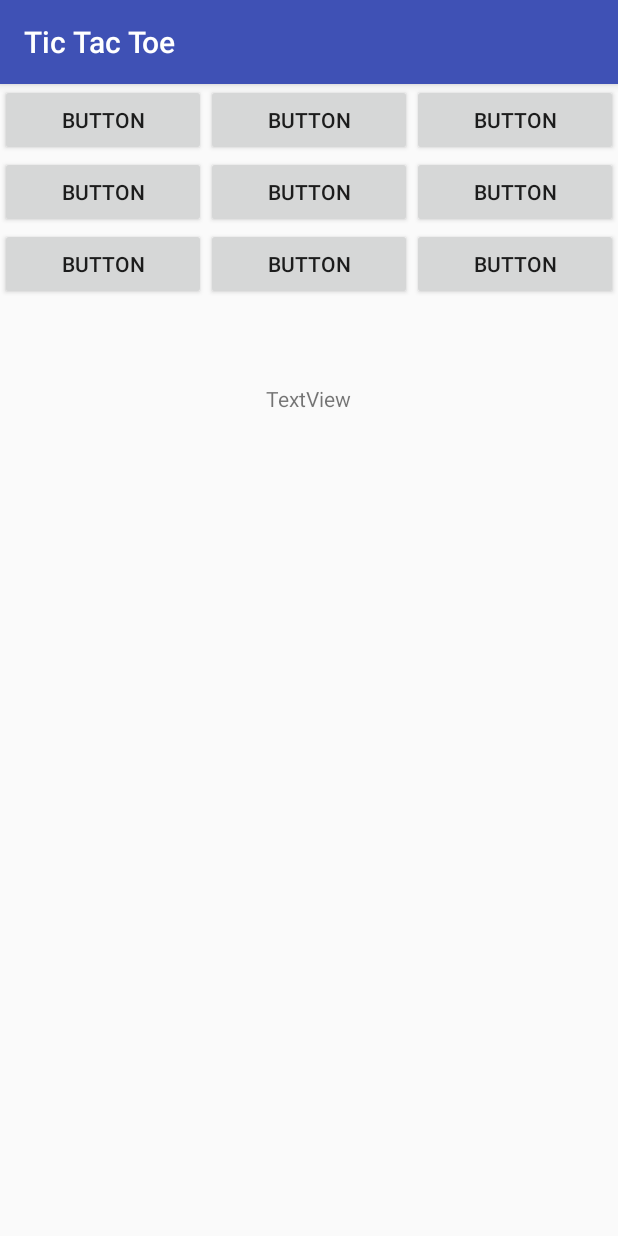
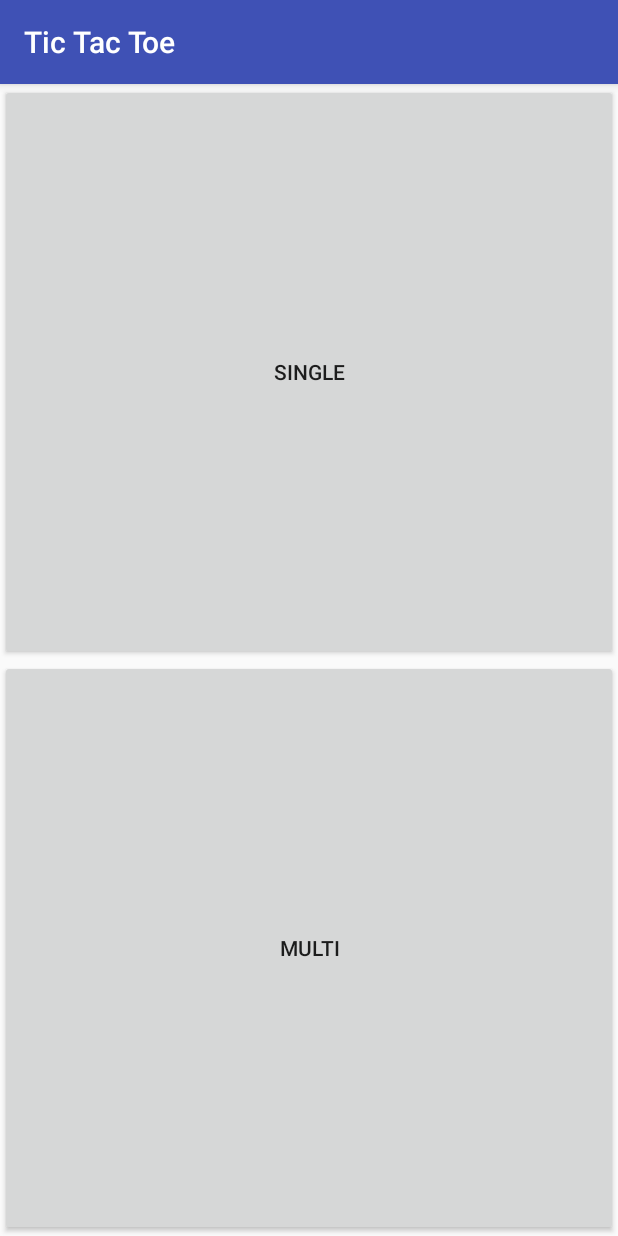
Before and after one commit to danuluma/Tic_Tac_Toe, an Android app: the screen it shows after launch (MainActivity before the commit, Switch after it), on a phone screen of 412 x 824 dp. Run offline under Robolectric (Android 15) with nearby library versions, the phone set to English and light mode, and no system bars.

Commit message:
Added AI

```diff
--- /dev/null
+++ b/app/src/main/java/com/dan/tictactoe/Switch.java
@@ -0,0 +1,38 @@
+package com.dan.tictactoe;
+
+import android.content.Intent;
+import android.support.v7.app.AppCompatActivity;
+import android.os.Bundle;
+import android.view.View;
+import android.widget.Button;
+
+public class Switch extends AppCompatActivity {
+    Button bts, btm;
+
+    @Override
+    protected void onCreate(Bundle savedInstanceState) {
+        super.onCreate(savedInstanceState);
+        setContentView(R.layout.activity_switch);
+
+        bts = findViewById(R.id.bts);
+        btm = findViewById(R.id.btm);
+
+        bts.setOnClickListener(new View.OnClickListener() {
+            @Override
+            public void onClick(View v) {
+                Intent intent = new Intent(Switch.this, com.dan.tictactoe.SinglePlayer.class);
+                startActivity(intent);
+
+            }
+        });
+
+        btm.setOnClickListener(new View.OnClickListener() {
+            @Override
+            public void onClick(View v) {
+                Intent intent = new Intent(Switch.this, com.dan.tictactoe.MainActivity.class);
+                startActivity(intent);
+
+            }
+        });
+    }
+}
--- /dev/null
+++ b/app/src/main/res/layout/activity_switch.xml
@@ -0,0 +1,23 @@
+<?xml version="1.0" encoding="utf-8"?>
+<LinearLayout xmlns:android="http://schemas.android.com/apk/res/android"
+    xmlns:app="http://schemas.android.com/apk/res-auto"
+    xmlns:tools="http://schemas.android.com/tools"
+    android:layout_width="match_parent"
+    android:orientation="vertical"
+    android:layout_height="match_parent"
+    tools:context=".Switch">
+
+    <Button
+        android:id="@+id/bts"
+        android:layout_width="match_parent"
+        android:layout_height="wrap_content"
+        android:layout_weight="1"
+        android:text="Single" />
+
+    <Button
+        android:id="@+id/btm"
+        android:layout_width="match_parent"
+        android:layout_height="wrap_content"
+        android:layout_weight="1"
+        android:text="Multi" />
+</LinearLayout>
```
Also changed, not shown: app/src/main/AndroidManifest.xml (+8 -0 lines), app/src/main/java/com/dan/tictactoe/MainActivity.java (+11 -89 lines), app/src/main/java/com/dan/tictactoe/SinglePlayer.java (added, +240 -0 lines), app/src/main/res/layout/activity_single_player.xml (added, +9 -0 lines).
